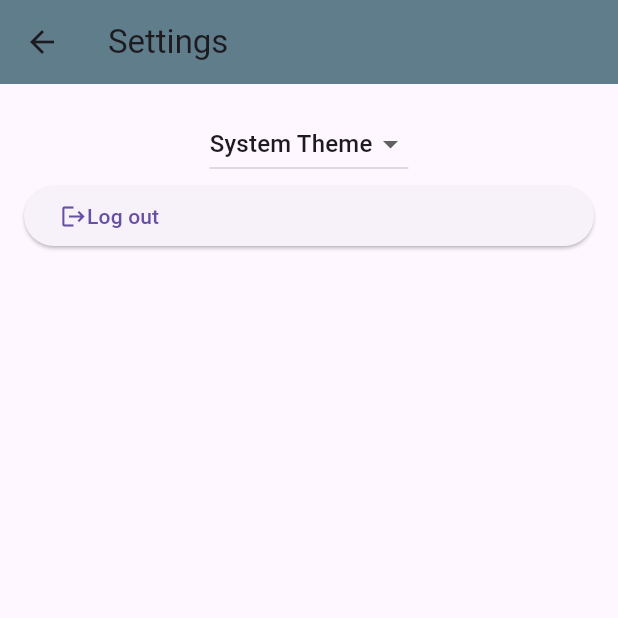
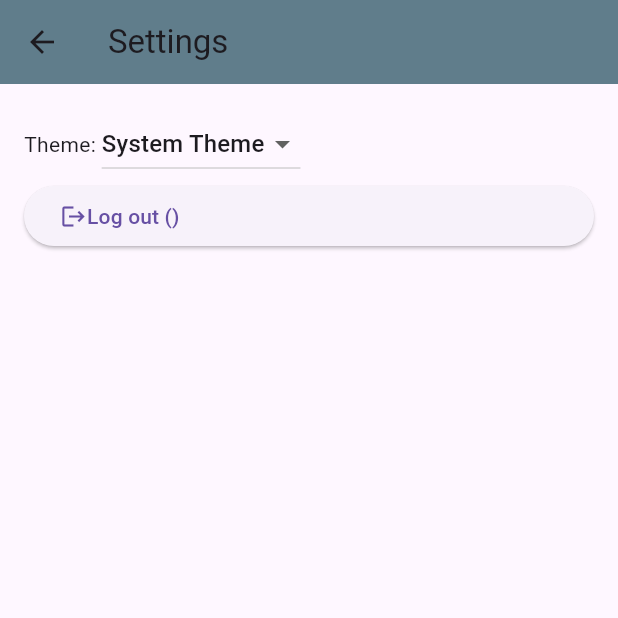
Before and after one commit to SonnyAD/test-flutter-firebase, a Flutter app: the SettingsView screen opened by its route, on a phone screen of 412 x 824 dp, the top half of it. Run offline on Flutter 3.47's test engine with Material 3 defaults, Android fonts, the phone set to English and light mode, and no system bars; our stand-ins replace firebase_auth, firebase_core, flutter_svg, google_sign_in, simple_gradient_text; accounts and stored records are empty; generated files the repository leaves out were written again; statements that could not run were skipped.

Commit message:
Improves settings screen

```diff
--- a/lib/src/home/home.dart
+++ b/lib/src/home/home.dart
@@ -1,3 +1,4 @@
+import 'package:firebase_auth/firebase_auth.dart';
 import 'package:flutter/material.dart';
 
 import '../settings/settings_view.dart';
--- a/lib/src/settings/settings_view.dart
+++ b/lib/src/settings/settings_view.dart
@@ -28,6 +28,9 @@ class SettingsView extends StatelessWidget {
           // When a user selects a theme from the dropdown list, the
           // SettingsController is updated, which rebuilds the MaterialApp.
           child: Column(children: [
+            Row(
+              children: [
+                Text('Theme: '),
                 DropdownButton<ThemeMode>(
                   // Read the selected themeMode from the controller
                   value: controller.themeMode,
@@ -48,6 +51,8 @@ class SettingsView extends StatelessWidget {
                     )
                   ],
                 ),
+              ],
+            ),
             ElevatedButton(
                 onPressed: () async {
                   try {
@@ -61,7 +66,11 @@ class SettingsView extends StatelessWidget {
                   }
                 },
                 child: Row(
-                  children: [Icon(Icons.logout), Text('Log out')],
+                  children: [
+                    Icon(Icons.logout),
+                    Text(
+                        'Log out (${FirebaseAuth.instance.currentUser?.email})')
+                  ],
                 ))
           ]),
         ));
```
Lines whose indentation alone changed are shown as unchanged.
